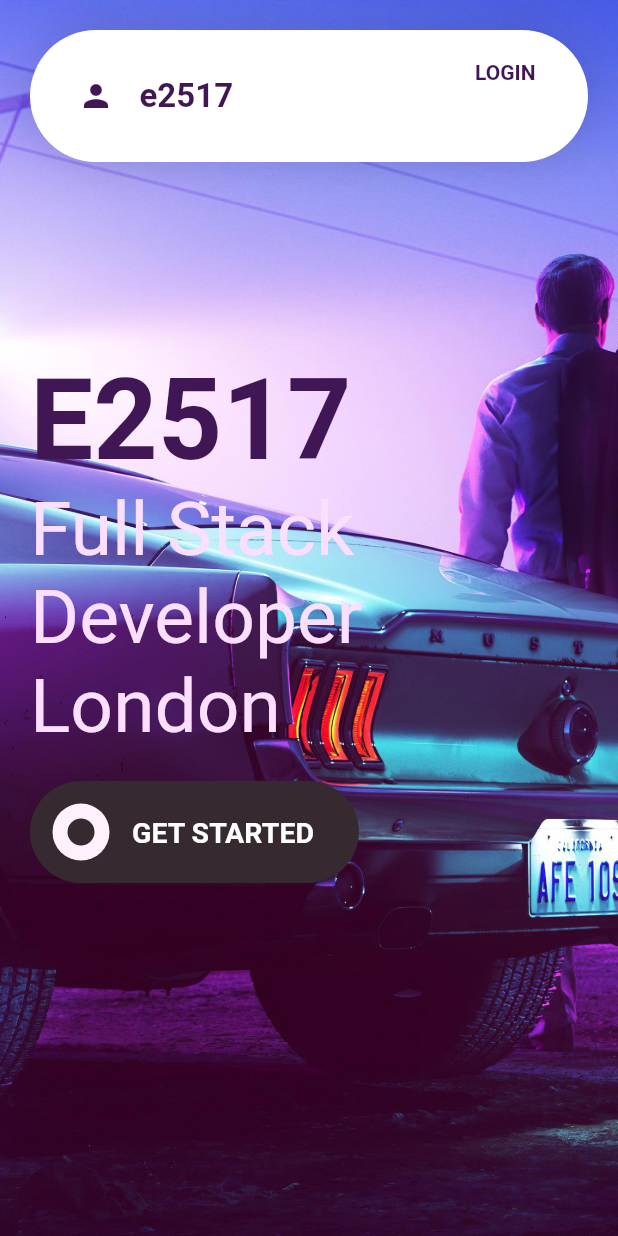
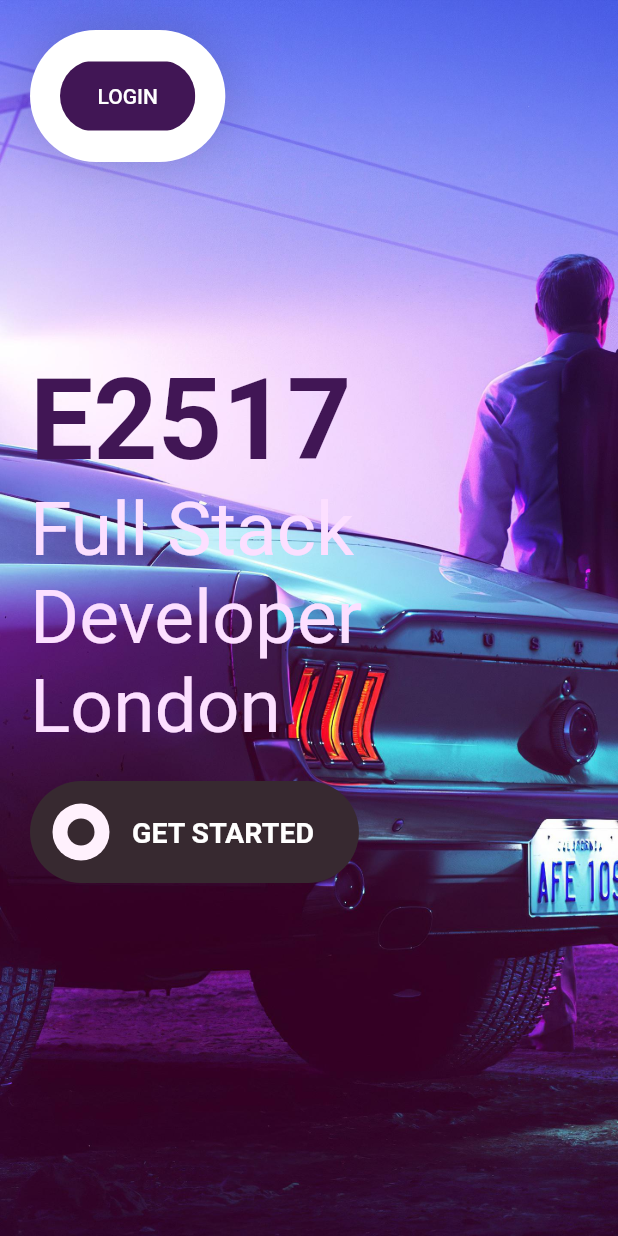
Before and after one commit to E2517/web-flutter, a Flutter app: the screen it shows after launch, on a phone screen of 412 x 824 dp. Run offline on Flutter 3.47's test engine with Material 2 defaults, Android fonts, the phone set to English and light mode, and no system bars.

Commit message:
test responsive passed

```diff
--- a/lib/views/appbar_views.dart
+++ b/lib/views/appbar_views.dart
@@ -23,45 +23,12 @@ class CustomAppBar extends StatelessWidget {
             ),
           ],
         ),
-        child: Stack(
-          children: [
-            Row(
-              children: [
-                Flexible(
-                  child: IconButton(
-                    icon: Icon(Icons.person),
-                    color: kPrimaryColor,
-                    onPressed: () {},
-                  ),
-                ),
-                SizedBox(width: 5),
-                Flexible(
-                  child: Text(
-                    'e2517',
-                    style: TextStyle(
-                        color: kPrimaryColor,
-                        fontSize: 22,
-                        fontWeight: FontWeight.bold),
-                  ),
-                ),
-              ],
-            ),
-            Row(
-              mainAxisAlignment: MainAxisAlignment.end,
-              children: <Widget>[
-                Flexible(
-                  flex: 0,
-                  child: MenuItem(
-                    title: "Login",
+        child: DefaultButton(
+          text: "Login",
           press: () {},
         ),
-                ),
-              ],
-            ),
-          ],
-        ),
       );
-    }
+    } else {
       return Container(
         margin: EdgeInsets.all(20),
         padding: EdgeInsets.all(20),
@@ -140,3 +107,4 @@ class CustomAppBar extends StatelessWidget {
       );
     }
   }
+}
```
Lines whose indentation alone changed are shown as unchanged.
